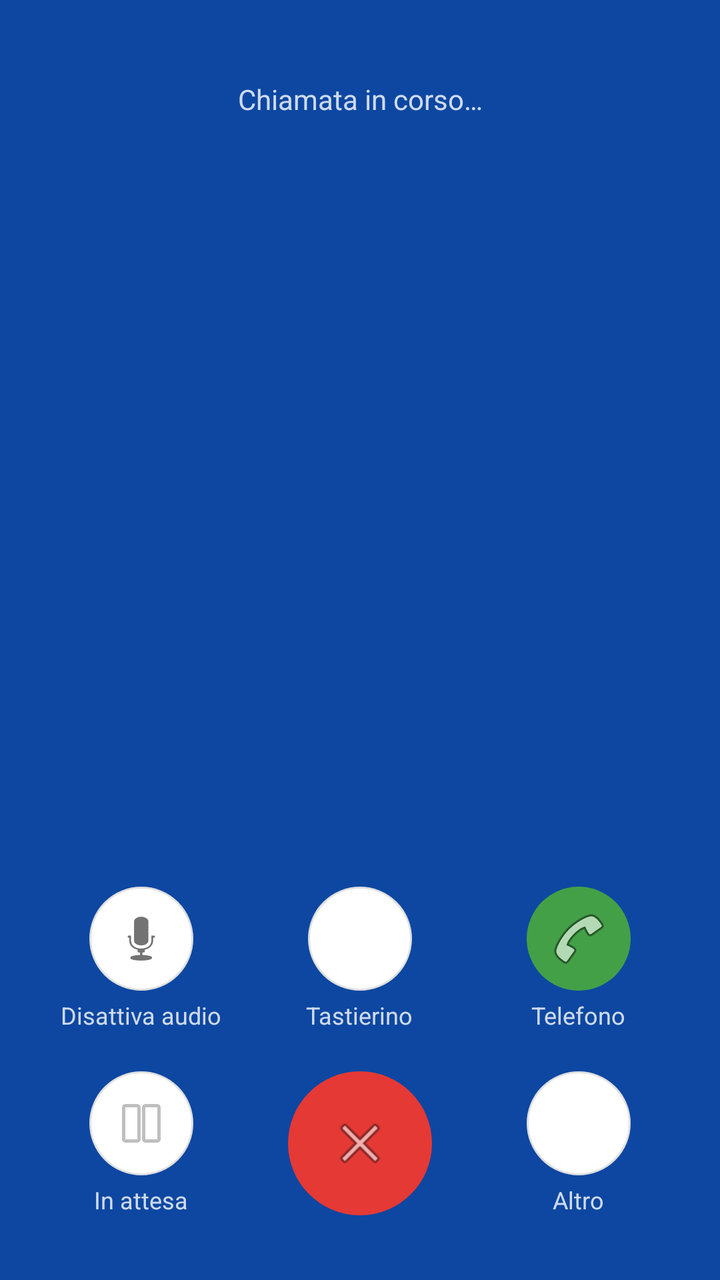
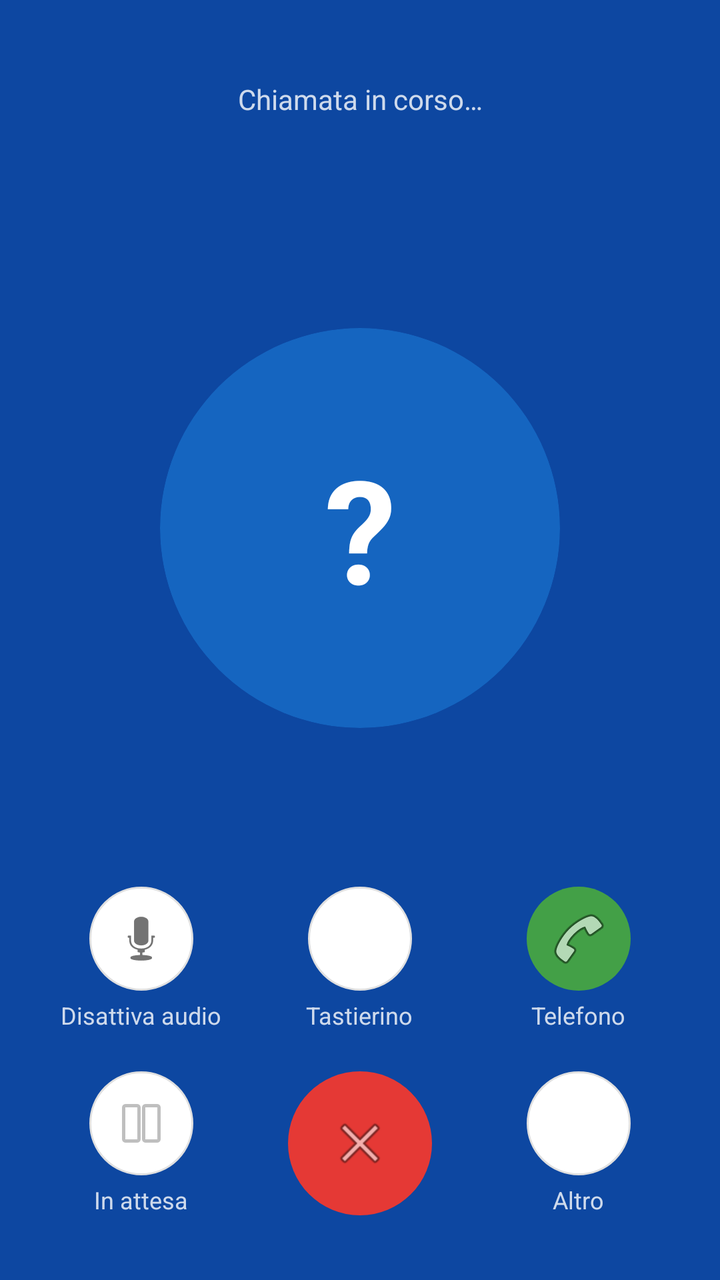

Two renders of the same Android screen: before a commit and after it. Below are the layout's source before the change and the commit's diff.
<!-- AndroidManifest.xml: activity theme Theme.GestioneChiamate.InCall -->
<!-- res/layout/activity_incall.xml -->
<?xml version="1.0" encoding="utf-8"?>
<LinearLayout xmlns:android="http://schemas.android.com/apk/res/android"
    android:layout_width="match_parent"
    android:layout_height="match_parent"
    android:orientation="vertical"
    android:background="@color/primary_dark"
    android:padding="16dp">

    <TextView
        android:id="@+id/txtStato"
        android:layout_width="match_parent"
        android:layout_height="wrap_content"
        android:layout_marginTop="24dp"
        android:gravity="center"
        android:text="@string/chiamata_in_corso"
        android:textColor="#CCFFFFFF"
        android:textSize="14sp" />

    <TextView
        android:id="@+id/txtNomeChiamante"
        android:layout_width="match_parent"
        android:layout_height="wrap_content"
        android:layout_marginTop="4dp"
        android:gravity="center"
        android:textColor="@color/white"
        android:textSize="28sp"
        android:textStyle="bold" />

    <TextView
        android:id="@+id/txtNumeroChiamante"
        android:layout_width="match_parent"
        android:layout_height="wrap_content"
        android:layout_marginTop="3dp"
        android:gravity="center"
        android:textColor="#CCFFFFFF"
        android:textSize="17sp" />

    <TextView
        android:id="@+id/txtTipoNumero"
        android:layout_width="match_parent"
        android:layout_height="wrap_content"
        android:layout_marginTop="5dp"
        android:gravity="center"
        android:textColor="#B3FFFFFF"
        android:textSize="14sp" />

    <TextView
        android:id="@+id/txtDigitato"
        android:layout_width="match_parent"
        android:layout_height="wrap_content"
        android:layout_marginTop="12dp"
        android:gravity="center"
        android:textColor="@color/white"
        android:textSize="22sp"
        android:minHeight="32dp" />

    <View
        android:layout_width="0dp"
        android:layout_height="0dp"
        android:layout_weight="1" />

    <LinearLayout
        android:id="@+id/layoutChiamataInArrivo"
        android:layout_width="match_parent"
        android:layout_height="wrap_content"
        android:layout_marginBottom="24dp"
        android:orientation="horizontal"
        android:gravity="center"
        android:visibility="gone">

        <LinearLayout
            android:layout_width="0dp"
            android:layout_height="wrap_content"
            android:layout_weight="1"
            android:orientation="vertical"
            android:gravity="center">

            <ImageButton
                android:id="@+id/btnRifiuta"
                android:layout_width="72dp"
                android:layout_height="72dp"
                android:background="@drawable/bg_circle_end"
                android:src="@android:drawable/ic_menu_close_clear_cancel"
                android:contentDescription="Rifiuta" />

            <TextView
                android:layout_width="wrap_content"
                android:layout_height="wrap_content"
                android:layout_marginTop="6dp"
                android:text="Rifiuta"
                android:textColor="@color/white"
                android:textSize="13sp" />

        </LinearLayout>

        <LinearLayout
            android:layout_width="0dp"
            android:layout_height="wrap_content"
            android:layout_weight="1"
            android:orientation="vertical"
            android:gravity="center">

            <ImageButton
                android:id="@+id/btnRifiutaMessaggio"
                android:layout_width="72dp"
                android:layout_height="72dp"
                android:background="@drawable/bg_dialpad_key"
                android:src="@android:drawable/ic_dialog_email"
                android:contentDescription="Rifiuta e invia SMS" />

            <TextView
                android:layout_width="wrap_content"
                android:layout_height="wrap_content"
                android:layout_marginTop="6dp"
                android:gravity="center"
                android:text="Rifiuta + SMS"
                android:textColor="@color/white"
                android:textSize="13sp" />

        </LinearLayout>

        <LinearLayout
            android:layout_width="0dp"
            android:layout_height="wrap_content"
            android:layout_weight="1"
            android:orientation="vertical"
            android:gravity="center">

            <ImageButton
                android:id="@+id/btnRispondi"
                android:layout_width="72dp"
                android:layout_height="72dp"
                android:background="@drawable/bg_circle_call"
                android:src="@android:drawable/ic_menu_call"
                android:contentDescription="Rispondi" />

            <TextView
                android:layout_width="wrap_content"
                android:layout_height="wrap_content"
                android:layout_marginTop="6dp"
                android:text="Rispondi"
                android:textColor="@color/white"
                android:textSize="13sp" />

        </LinearLayout>

    </LinearLayout>

    <LinearLayout
        android:id="@+id/layoutChiamataAttiva"
        android:layout_width="match_parent"
        android:layout_height="wrap_content"
        android:orientation="vertical">

        <GridLayout
            android:id="@+id/gridTasti"
            android:layout_width="match_parent"
            android:layout_height="wrap_content"
            android:layout_marginBottom="8dp"
            android:columnCount="3"
            android:rowCount="4"
            android:visibility="gone" />

        <LinearLayout
            android:layout_width="match_parent"
            android:layout_height="wrap_content"
            android:orientation="horizontal"
            android:gravity="center">

            <LinearLayout
                android:layout_width="0dp"
                android:layout_height="wrap_content"
                android:layout_weight="1"
                android:orientation="vertical"
                android:gravity="center">

                <ImageButton
                    android:id="@+id/btnMuto"
                    android:layout_width="52dp"
                    android:layout_height="52dp"
                    android:background="@drawable/bg_dialpad_key"
                    android:src="@android:drawable/ic_btn_speak_now"
                    android:contentDescription="Disattiva audio" />

                <TextView
                    android:layout_width="wrap_content"
                    android:layout_height="wrap_content"
                    android:layout_marginTop="4dp"
                    android:text="Disattiva audio"
                    android:textColor="#CCFFFFFF"
                    android:textSize="12sp" />

            </LinearLayout>

            <LinearLayout
                android:layout_width="0dp"
                android:layout_height="wrap_content"
                android:layout_weight="1"
                android:orientation="vertical"
                android:gravity="center">

                <ImageButton
                    android:id="@+id/btnTastierino"
                    android:layout_width="52dp"
                    android:layout_height="52dp"
                    android:background="@drawable/bg_dialpad_key"
                    android:src="@drawable/ic_nav_tastierino"
                    android:contentDescription="Tastierino" />

                <TextView
                    android:layout_width="wrap_content"
                    android:layout_height="wrap_content"
                    android:layout_marginTop="4dp"
                    android:text="Tastierino"
                    android:textColor="#CCFFFFFF"
                    android:textSize="12sp" />

            </LinearLayout>

            <LinearLayout
                android:layout_width="0dp"
                android:layout_height="wrap_content"
                android:layout_weight="1"
                android:orientation="vertical"
                android:gravity="center">

                <ImageButton
                    android:id="@+id/btnTelefono"
                    android:layout_width="52dp"
                    android:layout_height="52dp"
                    android:background="@drawable/bg_circle_call"
                    android:src="@android:drawable/ic_menu_call"
                    android:contentDescription="Telefono" />

                <TextView
                    android:layout_width="wrap_content"
                    android:layout_height="wrap_content"
                    android:layout_marginTop="4dp"
                    android:text="Telefono"
                    android:textColor="#CCFFFFFF"
                    android:textSize="12sp" />

            </LinearLayout>

        </LinearLayout>

        <LinearLayout
            android:layout_width="match_parent"
            android:layout_height="wrap_content"
            android:layout_marginTop="20dp"
            android:layout_marginBottom="16dp"
            android:orientation="horizontal"
            android:gravity="center">

            <LinearLayout
                android:layout_width="0dp"
                android:layout_height="wrap_content"
                android:layout_weight="1"
                android:orientation="vertical"
                android:gravity="center">

                <ImageButton
                    android:id="@+id/btnAttesa"
                    android:layout_width="52dp"
                    android:layout_height="52dp"
                    android:background="@drawable/bg_dialpad_key"
                    android:src="@android:drawable/ic_media_pause"
                    android:contentDescription="In attesa" />

                <TextView
                    android:layout_width="wrap_content"
                    android:layout_height="wrap_content"
                    android:layout_marginTop="4dp"
                    android:text="In attesa"
                    android:textColor="#CCFFFFFF"
                    android:textSize="12sp" />

            </LinearLayout>

            <LinearLayout
                android:layout_width="0dp"
                android:layout_height="wrap_content"
                android:layout_weight="1"
                android:orientation="vertical"
                android:gravity="center">

                <ImageButton
                    android:id="@+id/btnRiaggancia"
                    android:layout_width="72dp"
                    android:layout_height="72dp"
                    android:background="@drawable/bg_circle_end"
                    android:contentDescription="@string/riaggancia"
                    android:src="@android:drawable/ic_menu_close_clear_cancel" />

            </LinearLayout>

            <LinearLayout
                android:layout_width="0dp"
                android:layout_height="wrap_content"
                android:layout_weight="1"
                android:orientation="vertical"
                android:gravity="center">

                <ImageButton
                    android:id="@+id/btnAltro"
                    android:layout_width="52dp"
                    android:layout_height="52dp"
                    android:background="@drawable/bg_dialpad_key"
                    android:src="@drawable/ic_altro"
                    android:contentDescription="Altro" />

                <TextView
                    android:layout_width="wrap_content"
                    android:layout_height="wrap_content"
                    android:layout_marginTop="4dp"
                    android:text="Altro"
                    android:textColor="#CCFFFFFF"
                    android:textSize="12sp" />

            </LinearLayout>

        </LinearLayout>

    </LinearLayout>

</LinearLayout>
<!-- resources referenced by this layout -->
<resources>
  <color name="primary_dark">#0D47A1</color>
  <color name="white">#FFFFFF</color>
  <!-- drawable bg_circle_call (drawable) -->
  <shape xmlns:android="http://schemas.android.com/apk/res/android"
      android:shape="oval">
      <solid android:color="@color/accent" />
  </shape>
  <!-- drawable bg_circle_end (drawable) -->
  <shape xmlns:android="http://schemas.android.com/apk/res/android"
      android:shape="oval">
      <solid android:color="@color/end_call" />
  </shape>
  <!-- drawable bg_dialpad_key (drawable) -->
  <shape xmlns:android="http://schemas.android.com/apk/res/android"
      android:shape="oval">
      <solid android:color="@color/card" />
      <stroke android:width="1dp" android:color="#E0E0E0" />
  </shape>
  <!-- drawable ic_altro (drawable) -->
  <vector xmlns:android="http://schemas.android.com/apk/res/android"
      android:width="24dp"
      android:height="24dp"
      android:viewportWidth="24"
      android:viewportHeight="24">
      <path android:fillColor="#FFFFFF" android:pathData="M12,7m-2,0a2,2 0,1 1,4 0a2,2 0,1 1,-4 0" />
      <path android:fillColor="#FFFFFF" android:pathData="M12,12m-2,0a2,2 0,1 1,4 0a2,2 0,1 1,-4 0" />
      <path android:fillColor="#FFFFFF" android:pathData="M12,17m-2,0a2,2 0,1 1,4 0a2,2 0,1 1,-4 0" />
  </vector>
  <!-- drawable ic_nav_tastierino (drawable) -->
  <vector xmlns:android="http://schemas.android.com/apk/res/android"
      android:width="24dp"
      android:height="24dp"
      android:viewportWidth="24"
      android:viewportHeight="24">
      <path android:fillColor="#FFFFFF" android:pathData="M6,5m-2,0a2,2 0,1 1,4 0a2,2 0,1 1,-4 0" />
      <path android:fillColor="#FFFFFF" android:pathData="M12,5m-2,0a2,2 0,1 1,4 0a2,2 0,1 1,-4 0" />
      <path android:fillColor="#FFFFFF" android:pathData="M18,5m-2,0a2,2 0,1 1,4 0a2,2 0,1 1,-4 0" />
      <path android:fillColor="#FFFFFF" android:pathData="M6,12m-2,0a2,2 0,1 1,4 0a2,2 0,1 1,-4 0" />
      <path android:fillColor="#FFFFFF" android:pathData="M12,12m-2,0a2,2 0,1 1,4 0a2,2 0,1 1,-4 0" />
      <path android:fillColor="#FFFFFF" android:pathData="M18,12m-2,0a2,2 0,1 1,4 0a2,2 0,1 1,-4 0" />
      <path android:fillColor="#FFFFFF" android:pathData="M6,19m-2,0a2,2 0,1 1,4 0a2,2 0,1 1,-4 0" />
      <path android:fillColor="#FFFFFF" android:pathData="M12,19m-2,0a2,2 0,1 1,4 0a2,2 0,1 1,-4 0" />
      <path android:fillColor="#FFFFFF" android:pathData="M18,19m-2,0a2,2 0,1 1,4 0a2,2 0,1 1,-4 0" />
  </vector>
  <string name="chiamata_in_corso">Chiamata in corso…</string>
  <string name="riaggancia">Riaggancia</string>
  <style name="Theme.GestioneChiamate.InCall" parent="Theme.MaterialComponents.DayNight.NoActionBar">
          <item name="android:windowBackground">@color/primary_dark</item>
      </style>
  <color name="accent">#43A047</color>
  <color name="end_call">#E53935</color>
  <color name="card">#FFFFFF</color>
</resources>

<!-- the commit's change to res/layout/activity_incall.xml (unified diff, before → after) -->
@@ -44,11 +44,40 @@
         android:textColor="#B3FFFFFF"
         android:textSize="14sp" />
 
+    <FrameLayout
+        android:id="@+id/contenitoreFotoChiamante"
+        android:layout_width="200dp"
+        android:layout_height="200dp"
+        android:layout_gravity="center_horizontal"
+        android:layout_marginTop="14dp"
+        android:background="@drawable/bg_circle_primary"
+        android:clipToOutline="true">
+
+        <TextView
+            android:id="@+id/txtInizialeChiamante"
+            android:layout_width="match_parent"
+            android:layout_height="match_parent"
+            android:gravity="center"
+            android:text="?"
+            android:textColor="@color/white"
+            android:textSize="72sp"
+            android:textStyle="bold" />
+
+        <ImageView
+            android:id="@+id/imgFotoChiamante"
+            android:layout_width="match_parent"
+            android:layout_height="match_parent"
+            android:contentDescription="Foto chiamante"
+            android:scaleType="centerCrop"
+            android:visibility="gone" />
+
+    </FrameLayout>
+
     <TextView
         android:id="@+id/txtDigitato"
         android:layout_width="match_parent"
         android:layout_height="wrap_content"
-        android:layout_marginTop="12dp"
+        android:layout_marginTop="8dp"
         android:gravity="center"
         android:textColor="@color/white"
         android:textSize="22sp"
<!-- resource entries referenced after the edit -->
@@ -11,6 +11,11 @@
   <shape xmlns:android="http://schemas.android.com/apk/res/android"
       android:shape="oval">
       <solid android:color="@color/end_call" />
+  </shape>
+  <!-- drawable bg_circle_primary (drawable) -->
+  <shape xmlns:android="http://schemas.android.com/apk/res/android"
+      android:shape="oval">
+      <solid android:color="@color/primary" />
   </shape>
   <!-- drawable bg_dialpad_key (drawable) -->
   <shape xmlns:android="http://schemas.android.com/apk/res/android"
@@ -51,6 +56,7 @@
       </style>
   <color name="accent">#43A047</color>
   <color name="end_call">#E53935</color>
+  <color name="primary">#1565C0</color>
   <color name="card">#FFFFFF</color>
 </resources>
 
